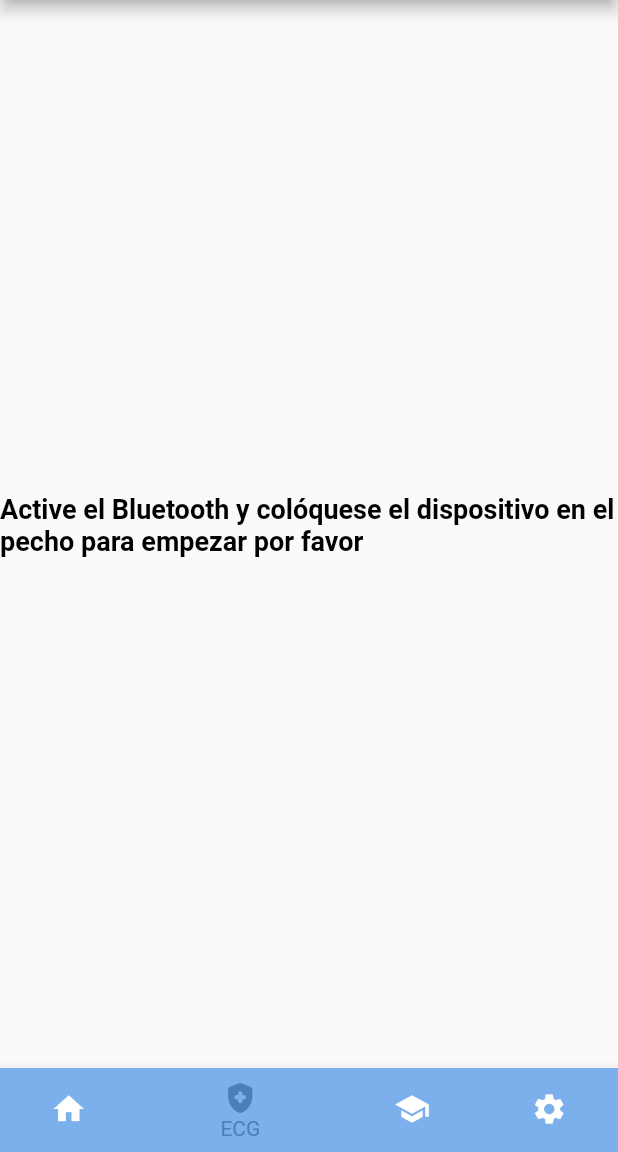
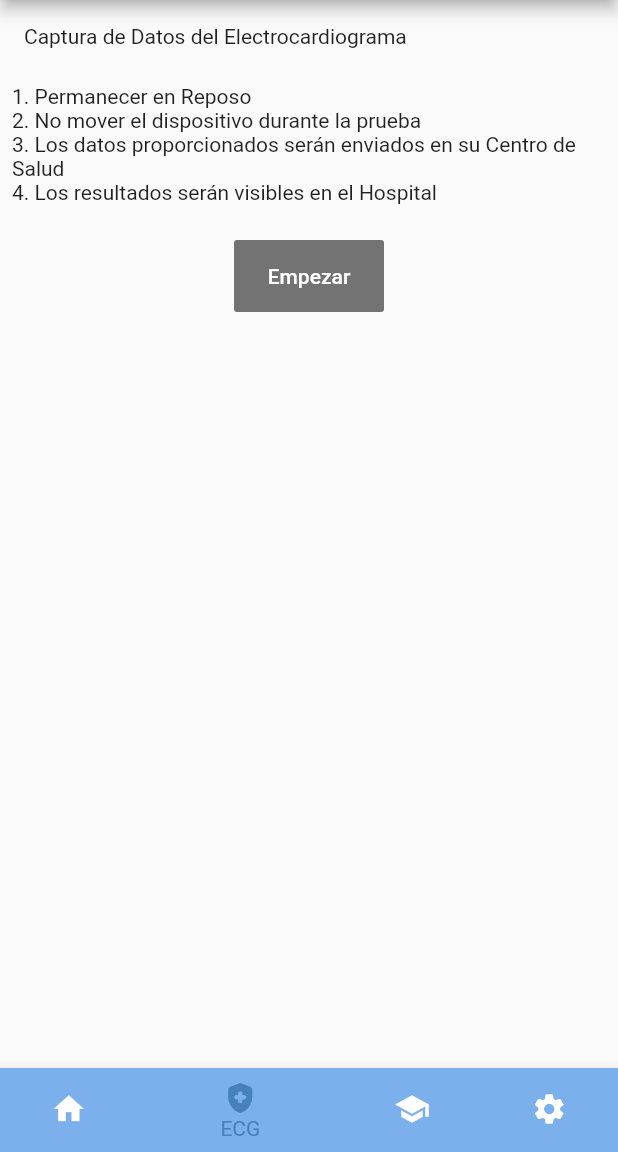
Before and after one commit to VictorTorre/TPappECG, a Flutter app: the screen it shows after launch, item 2 of the bottom bar chosen, on a phone screen of 412 x 824 dp, the part 84-1236 px from its top. Run offline on Flutter 3.47's test engine with Material 2 defaults, Android fonts, the phone set to English and light mode, and no system bars; our stand-ins replace fl_chart, googleapis_auth; missing offline and left inert: gcloud, polar; project files that could hold a hidden picture were left out.

Commit message:
Se diseñó pantalla para empezar el ECG; Corrección límite de envío de datos (Se envía el vector completo en parámetro mensaje de publishString)

```diff
--- a/lib/screens/partial/ecg_partial_view.dart
+++ b/lib/screens/partial/ecg_partial_view.dart
@@ -14,143 +14,22 @@ class EcgPartialView extends StatefulWidget {
 }
 
 class _EcgPartialView extends State<EcgPartialView> {
-  final identifier = '7E1B542A';
-  final Color colorLine = Colors.redAccent;
+  final _limitCount = 100;
+  final _points = <FlSpot>[];
+  double _xValue = 0;
+  double _step = 0.04;
+  bool _firstTime = true;
+  final Color _colorLine = Colors.redAccent;
 
-  final limitCount = 100;
-  final points = <FlSpot>[];
+  Polar polar = Polar();
 
-  double xValue = 0;
-  double step = 0.04;
-  bool _firstTime = true;
+  static const identifier = '7E1B542A';
   String _textState =
       "Active el Bluetooth y colóquese el dispositivo en el pecho para empezar por favor";
-  List<int> joinedECGdata = <int>[];
+  bool _startECG = false;
+  List<int> _joinedECGdata = <int>[];
 
-  //late Timer timer;
-  late final Polar polar;
-
-  // List<int> testData = <int>[
-  //   -198,
-  //   -206,
-  //   -203,
-  //   -206,
-  //   -215,
-  //   -206,
-  //   -201,
-  //   -218,
-  //   -218,
-  //   -208,
-  //   -225,
-  //   -240,
-  //   -227,
-  //   -220,
-  //   -215,
-  //   -194,
-  //   -184,
-  //   -194,
-  //   -196,
-  //   -196,
-  //   -191,
-  //   -174,
-  //   -169,
-  //   -184,
-  //   -196,
-  //   -186,
-  //   -152,
-  //   -116,
-  //   -101,
-  //   -128,
-  //   -155,
-  //   -157,
-  //   -150,
-  //   -150,
-  //   -150,
-  //   -157,
-  //   -189,
-  //   -206,
-  //   -186,
-  //   -143,
-  //   -9,
-  //   264,
-  //   417,
-  //   106,
-  //   -375,
-  //   -446,
-  //   -257,
-  //   -225,
-  //   -254,
-  //   -227,
-  //   -225,
-  //   -240,
-  //   -237,
-  //   -249,
-  //   -259,
-  //   -252,
-  //   -252,
-  //   -254,
-  //   -242,
-  //   -225,
-  //   -215,
-  //   -210,
-  //   -208,
-  //   -206,
-  //   -196,
-  //   -184,
-  //   -181,
-  //   -198,
-  //   -203,
-  //   -184,
-  //   -174,
-  //   -172,
-  //   -164
-  // ];
-
-  List<int> prepareECGdata() {
-    return <int>[];
-  }
-
-  void sentToGCloud() async {
-    // Read the service account credentials from the file.
-    var jsonCredentials =
-        await rootBundle.loadString('assets/jsoncredentials_dev_pub.json');
-    ;
-    var credentials =
-        new auth.ServiceAccountCredentials.fromJson(jsonCredentials);
-
-    // Get an HTTP authenticated client using the service account credentials.
-    var client = await auth.clientViaServiceAccount(credentials, PubSub.SCOPES);
-
-    // Instantiate objects to access Cloud Datastore, Cloud Storage
-    // and Cloud Pub/Sub APIs.
-    var pubsub = new PubSub(client, 'systemheart');
-    var topic =
-        await pubsub.lookupTopic('projects/systemheart/topics/lectureECG');
-    // var dummyData = {
-    //   'data': [40, 50, 50, 80],
-    //   'read_date': '2021-11-04',
-    //   'user': 1
-    // };
-    // print(dummyData['data'].toString());
-
-    var currentDatetime = DateTime.now();
-    var response = await topic.publishString(
-        'Envío de datos del wearable con fecha de ' +
-            DateFormat('dd-MM-yyyy:H:m:s').format(currentDatetime),
-        attributes: {
-          "data": joinedECGdata.toString(),
-          'read_date': DateFormat('yyyy-MM-dd').format(currentDatetime),
-          'user': '1'
-        });
-
-    print(response);
-  }
-
-  @override
-  void initState() {
-    super.initState();
-
-    polar = Polar();
+  void startECG() {
     polar.deviceConnectingStream.listen((_) => setState(() {
           _textState = "Conectando";
         }));
@@ -166,14 +45,14 @@ class _EcgPartialView extends State<EcgPartialView> {
             _firstTime = false;
           }
 
-          while (points.length > limitCount) {
-            points.removeAt(0);
+          while (_points.length > _limitCount) {
+            _points.removeAt(0);
           }
 
-          joinedECGdata.addAll(e.samples);
+          _joinedECGdata.addAll(e.samples);
           for (var i = 0; i < e.samples.length; i++) {
-            points.add(FlSpot(xValue, e.samples[i] / 1000.0));
-            xValue += step;
+            _points.add(FlSpot(_xValue, e.samples[i] / 1000.0));
+            _xValue += _step;
           }
 
           if ((e.timeStamp - currentTimestamp) / 1000000000 >= 60) {
@@ -194,13 +73,100 @@ class _EcgPartialView extends State<EcgPartialView> {
       });
     });
     polar.connectToDevice(identifier);
-    //sentToGCloud();
-    //timer = Timer.periodic(const Duration(milliseconds: 1000), (timer) {});
+    setState(() {
+      _startECG = true;
+    });
+  }
+
+  void sentToGCloud() async {
+    // Read the service account credentials from the file.
+    var jsonCredentials =
+        await rootBundle.loadString('assets/jsoncredentials_dev_pub.json');
+    ;
+    var credentials =
+        new auth.ServiceAccountCredentials.fromJson(jsonCredentials);
+
+    // Get an HTTP authenticated client using the service account credentials.
+    var client = await auth.clientViaServiceAccount(credentials, PubSub.SCOPES);
+
+    // Instantiate objects to access Cloud Datastore, Cloud Storage
+    // and Cloud Pub/Sub APIs.
+    var pubsub = new PubSub(client, 'systemheart');
+    var topic =
+        await pubsub.lookupTopic('projects/systemheart/topics/lectureECG');
+
+    var currentDatetime = DateTime.now();
+    await topic.publishString(_joinedECGdata.toString(), attributes: {
+      'read_date': DateFormat('dd-MM-yyyy:H:m:s').format(currentDatetime),
+      'user': '1'
+    });
+  }
+
+  LineChartBarData line() {
+    return LineChartBarData(
+      spots: _points,
+      dotData: FlDotData(
+        show: false,
+      ),
+      colors: [_colorLine.withOpacity(0), _colorLine],
+      colorStops: [0.1, 1.0],
+      barWidth: 4,
+      isCurved: false,
+    );
+  }
+
+  @override
+  void initState() {
+    super.initState();
+    //startECG();
   }
 
   @override
   Widget build(BuildContext context) {
-    return Center(
+    return !_startECG
+        ? Container(
+            child: Column(
+              crossAxisAlignment: CrossAxisAlignment.start,
+              children: [
+                Padding(
+                  padding: const EdgeInsets.all(16.0),
+                  child: Container(
+                      child: Text("Captura de Datos del Electrocardiograma")),
+                ),
+                Padding(
+                  padding: const EdgeInsets.all(8.0),
+                  child: Column(
+                    crossAxisAlignment: CrossAxisAlignment.start,
+                    children: [
+                      Text("1. Permanecer en Reposo"),
+                      Text("2. No mover el dispositivo durante la prueba"),
+                      Text(
+                          "3. Los datos proporcionados serán enviados en su Centro de Salud"),
+                      Text("4. Los resultados serán visibles en el Hospital")
+                    ],
+                  ),
+                ),
+                Center(
+                  child: Container(
+                    width: 100,
+                    alignment: Alignment.center,
+                    margin: const EdgeInsets.all(16.0),
+                    decoration: BoxDecoration(
+                        color: Colors.black54,
+                        borderRadius: BorderRadius.circular(2.0)),
+                    child: TextButton(
+                      onPressed: () => startECG(),
+                      child: Text(
+                        "Empezar",
+                        style: TextStyle(color: Colors.white),
+                      ),
+                    ),
+                  ),
+                )
+              ],
+            ),
+          )
+        : Center(
             child: Column(
               mainAxisAlignment: MainAxisAlignment.center,
               children: [
@@ -215,15 +181,15 @@ class _EcgPartialView extends State<EcgPartialView> {
                 const SizedBox(
                   height: 12,
                 ),
-          points.isNotEmpty
+                _points.isNotEmpty
                     ? SizedBox(
                         height: 300,
                         child: LineChart(
                           LineChartData(
                             minY: -1,
                             maxY: 1,
-                      minX: points.first.x,
-                      maxX: points.last.x,
+                            minX: _points.first.x,
+                            maxX: _points.last.x,
                             lineTouchData: LineTouchData(enabled: false),
                             clipData: FlClipData.all(),
                             gridData: FlGridData(
@@ -231,7 +197,7 @@ class _EcgPartialView extends State<EcgPartialView> {
                               drawVerticalLine: false,
                             ),
                             lineBarsData: [
-                        line(points),
+                              line(),
                             ],
                             titlesData: FlTitlesData(
                               show: true,
@@ -248,22 +214,9 @@ class _EcgPartialView extends State<EcgPartialView> {
           );
   }
 
-  LineChartBarData line(List<FlSpot> points) {
-    return LineChartBarData(
-      spots: points,
-      dotData: FlDotData(
-        show: false,
-      ),
-      colors: [colorLine.withOpacity(0), colorLine],
-      colorStops: [0.1, 1.0],
-      barWidth: 4,
-      isCurved: false,
-    );
-  }
-
   @override
   void dispose() {
-    //timer.cancel();
+    polar.disconnectFromDevice(identifier);
     super.dispose();
   }
 }
```
Lines whose indentation alone changed are shown as unchanged.
